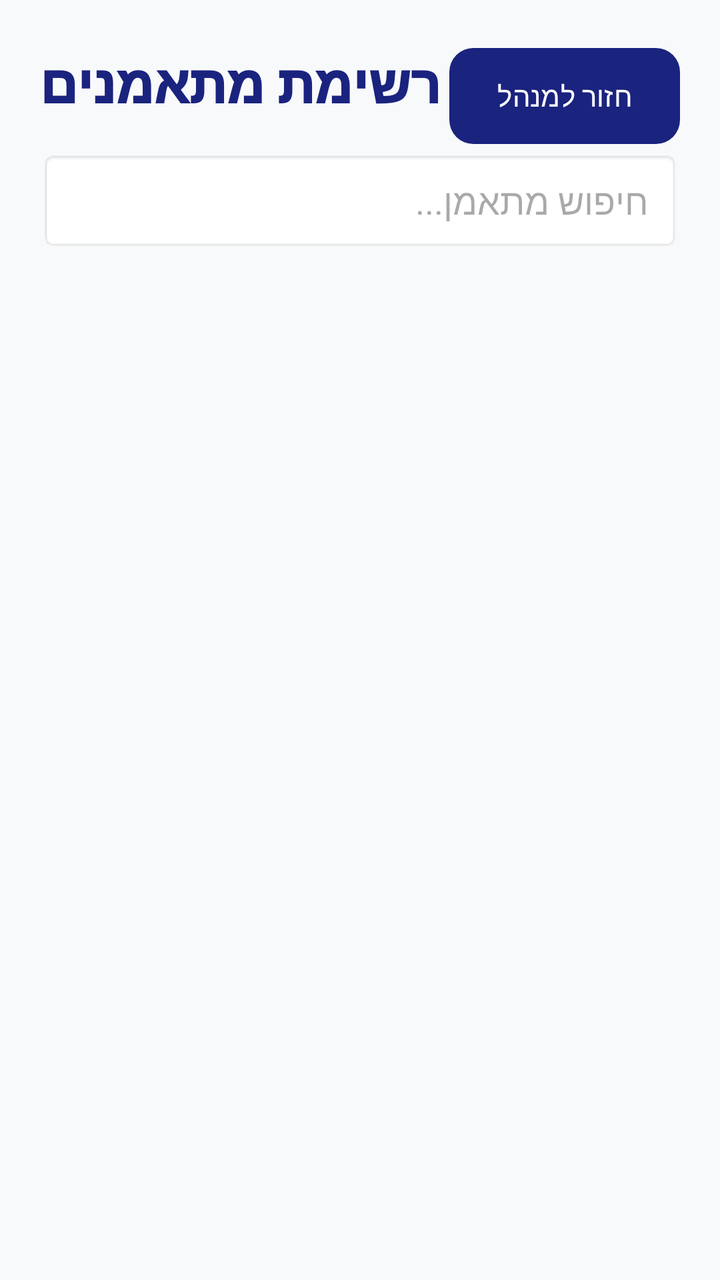
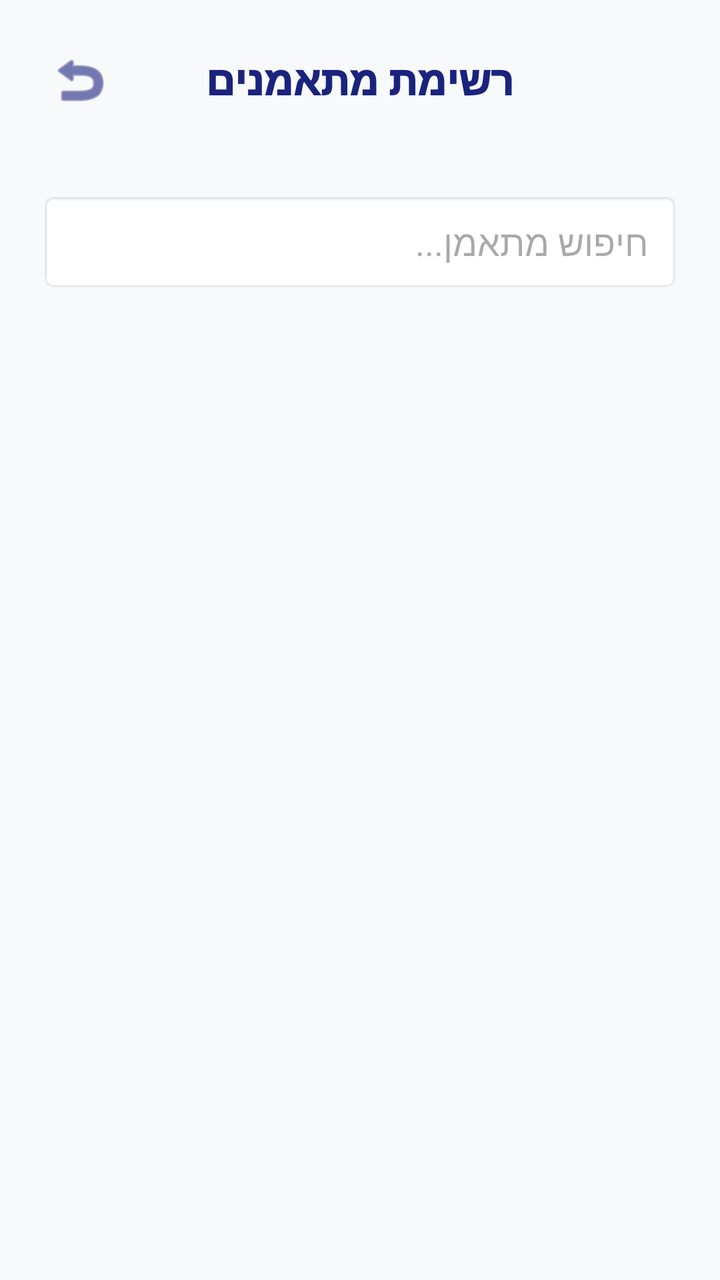

Screens rendered from an Android XML layout before and after an edit, with the pre-edit source and the edit as a unified diff.
<!-- AndroidManifest.xml: application theme Theme.Gym_calender10 -->
<!-- res/layout/activity_users_list.xml -->
<?xml version="1.0" encoding="utf-8"?>
<androidx.constraintlayout.widget.ConstraintLayout xmlns:android="http://schemas.android.com/apk/res/android"
    xmlns:app="http://schemas.android.com/apk/res-auto"
    xmlns:tools="http://schemas.android.com/tools"
    android:id="@+id/main"
    android:layout_width="match_parent"
    android:layout_height="match_parent"
    android:background="#F8F9FA">

    <TextView
        android:id="@+id/tvHeader"
        android:layout_width="wrap_content"
        android:layout_height="wrap_content"
        android:layout_marginStart="20dp"
        android:layout_marginTop="24dp"
        android:fontFamily="sans-serif-black"
        android:text="רשימת מתאמנים"
        android:textColor="#1A237E"
        android:textSize="26sp"
        app:layout_constraintStart_toStartOf="parent"
        app:layout_constraintTop_toTopOf="parent" />

    <Button
        android:id="@+id/btnBackToAdmin"
        android:layout_width="wrap_content"
        android:layout_height="wrap_content"
        android:layout_marginTop="24dp"
        android:layout_marginEnd="20dp"

        android:text="חזור למנהל"
        app:layout_constraintEnd_toEndOf="parent"
        app:layout_constraintTop_toTopOf="parent" />

    <EditText
        android:id="@+id/etSearchUser"
        android:layout_width="0dp"
        android:layout_height="50dp"
        android:layout_marginHorizontal="20dp"
        android:layout_marginTop="16dp"
        android:background="@android:drawable/editbox_background_normal"
        android:hint="חיפוש מתאמן..."
        android:paddingHorizontal="16dp"
        android:inputType="text"
        app:layout_constraintEnd_toEndOf="parent"
        app:layout_constraintStart_toStartOf="parent"
        app:layout_constraintTop_toBottomOf="@+id/tvHeader" />

    <androidx.recyclerview.widget.RecyclerView
        android:id="@+id/rcUsers"
        android:layout_width="0dp"
        android:layout_height="0dp"
        android:layout_marginTop="16dp"
        android:clipToPadding="false"
        android:padding="8dp"
        app:layout_constraintBottom_toBottomOf="parent"
        app:layout_constraintEnd_toEndOf="parent"
        app:layout_constraintStart_toStartOf="parent"
        app:layout_constraintTop_toBottomOf="@+id/etSearchUser" />

</androidx.constraintlayout.widget.ConstraintLayout>
<!-- resources referenced by this layout -->
<resources>
  <style name="Theme.Gym_calender10" parent="Theme.Material3.Light.NoActionBar">
          
          <item name="colorPrimary">@color/primaryColor</item>
          <item name="colorPrimaryVariant">@color/primaryDarkColor</item>
          <item name="colorOnPrimary">@color/whiteTextColor</item>
  
          
          <item name="colorSecondary">@color/secondaryColor</item>
          <item name="colorSecondaryVariant">@color/secondaryDarkColor</item>
          <item name="colorOnSecondary">@color/whiteTextColor</item>
  
          
          <item name="android:statusBarColor">@color/primaryDarkColor</item>
  
          
          <item name="android:windowBackground">@color/backgroundColor</item>
          <item name="colorSurface">@color/surfaceColor</item>
          <item name="colorOnSurface">@color/primaryTextColor</item>
  
          
          <item name="materialButtonStyle">@style/AppButton</item>
          <item name="textInputStyle">@style/AppTextInputLayout</item>
          <item name="materialCardViewStyle">@style/AppCard</item>
  
          <item name="bottomSheetDialogTheme">@style/AppBottomSheetDialogTheme</item>
      </style>
  <color name="primaryColor">#1A237E</color>
  <color name="primaryDarkColor">#000051</color>
  <color name="whiteTextColor">#FFFFFF</color>
  <color name="secondaryColor">#E65100</color>
  <color name="secondaryDarkColor">#BF360C</color>
  <color name="backgroundColor">#F8F9FA</color>
  <color name="surfaceColor">#FFFFFF</color>
  <color name="primaryTextColor">#121212</color>
  <style name="AppButton" parent="Widget.Material3.Button">
          <item name="android:insetTop">0dp</item>
          <item name="android:insetBottom">0dp</item>
          <item name="shapeAppearance">@style/ShapeAppearance.App.MediumComponent</item>
      </style>
  <style name="AppTextInputLayout" parent="Widget.Material3.TextInputLayout.OutlinedBox">
          <item name="boxStrokeColor">@color/primaryColor</item>
          <item name="boxCornerRadiusTopStart">8dp</item>
          <item name="boxCornerRadiusTopEnd">8dp</item>
          <item name="boxCornerRadiusBottomStart">8dp</item>
          <item name="boxCornerRadiusBottomEnd">8dp</item>
      </style>
  <style name="AppCard" parent="Widget.Material3.CardView.Elevated">
          <item name="cardBackgroundColor">@color/cardBackground</item>
          <item name="cardElevation">4dp</item>
          <item name="cardCornerRadius">16dp</item>
          <item name="shapeAppearance">@style/ShapeAppearance.App.MediumComponent</item>
      </style>
  <style name="AppBottomSheetDialogTheme" parent="Theme.Design.Light.BottomSheetDialog">
          <item name="bottomSheetStyle">@style/AppBottomSheetStyle</item>
      </style>
  <style name="ShapeAppearance.App.MediumComponent" parent="ShapeAppearance.Material3.MediumComponent">
          <item name="cornerFamily">rounded</item>
          <item name="cornerSize">12dp</item>
      </style>
  <color name="cardBackground">#FFFFFF</color>
  <style name="AppBottomSheetStyle" parent="Widget.Design.BottomSheet.Modal">
          <item name="android:background">@android:color/transparent</item>
      </style>
</resources>

<!-- the commit's change to res/layout/activity_users_list.xml (unified diff, before → after) -->
@@ -7,29 +7,32 @@
     android:layout_height="match_parent"
     android:background="#F8F9FA">
 
-    <TextView
-        android:id="@+id/tvHeader"
-        android:layout_width="wrap_content"
+    <FrameLayout
+        android:id="@+id/topBar"
+        android:layout_width="match_parent"
         android:layout_height="wrap_content"
-        android:layout_marginStart="20dp"
-        android:layout_marginTop="24dp"
-        android:fontFamily="sans-serif-black"
-        android:text="רשימת מתאמנים"
-        android:textColor="#1A237E"
-        android:textSize="26sp"
-        app:layout_constraintStart_toStartOf="parent"
-        app:layout_constraintTop_toTopOf="parent" />
+        android:padding="16dp"
+        app:layout_constraintTop_toTopOf="parent">
 
-    <Button
-        android:id="@+id/btnBackToAdmin"
-        android:layout_width="wrap_content"
-        android:layout_height="wrap_content"
-        android:layout_marginTop="24dp"
-        android:layout_marginEnd="20dp"
+        <ImageButton
+            android:id="@+id/btnBack"
+            android:layout_width="48dp"
+            android:layout_height="48dp"
+            android:layout_gravity="start|center_vertical"
+            android:background="?attr/selectableItemBackgroundBorderless"
+            android:src="@android:drawable/ic_menu_revert"
+            app:tint="@color/primaryColor"
+            android:contentDescription="חזרה" />
 
-        android:text="חזור למנהל"
-        app:layout_constraintEnd_toEndOf="parent"
-        app:layout_constraintTop_toTopOf="parent" />
+        <TextView
+            android:layout_width="wrap_content"
+            android:layout_height="wrap_content"
+            android:layout_gravity="center"
+            android:text="רשימת מתאמנים"
+            android:textColor="@color/primaryColor"
+            android:textSize="20sp"
+            android:fontFamily="sans-serif-black" />
+    </FrameLayout>
 
     <EditText
         android:id="@+id/etSearchUser"
@@ -43,7 +46,7 @@
         android:inputType="text"
         app:layout_constraintEnd_toEndOf="parent"
         app:layout_constraintStart_toStartOf="parent"
-        app:layout_constraintTop_toBottomOf="@+id/tvHeader" />
+        app:layout_constraintTop_toBottomOf="@+id/topBar" />
 
     <androidx.recyclerview.widget.RecyclerView
         android:id="@+id/rcUsers"
